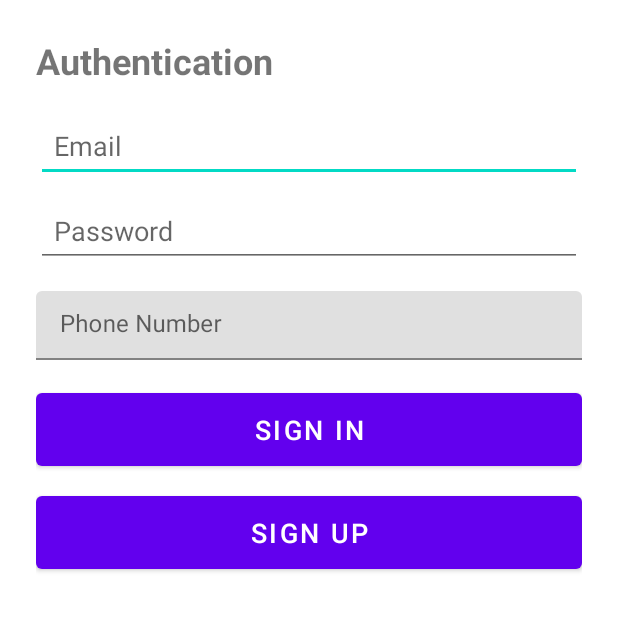
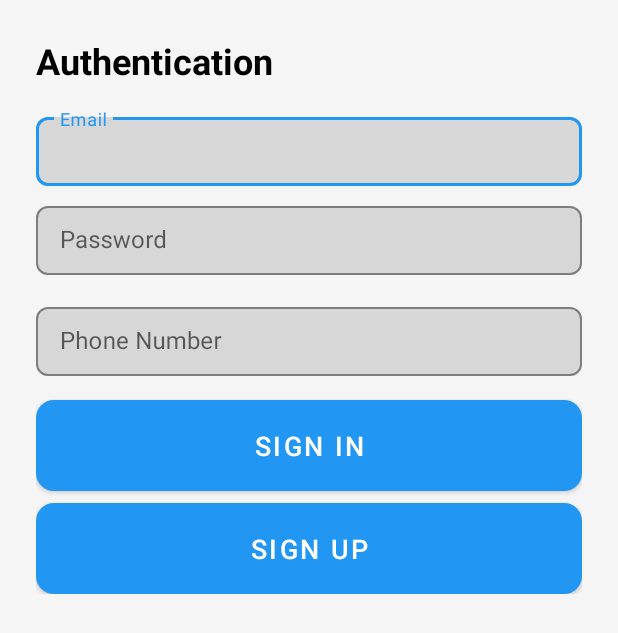
Before and after one commit to LuisAlejandroPerezRodriguez/SentinelSMS, an Android app: the layout dialog_auth.xml on its own in the app's theme, with its tools: preview values and no code run, on a phone screen of 412 x 824 dp. Shown: the top 633 px of the screen. Run offline under Robolectric (Android 15) with nearby library versions, the phone set to English and light mode, and no system bars.

Commit message:
Auth dialog design update v1

```diff
--- /dev/null
+++ b/app/src/main/res/drawable/rounded_button.xml
@@ -0,0 +1,6 @@
+<?xml version="1.0" encoding="utf-8"?>
+<shape xmlns:android="http://schemas.android.com/apk/res/android">
+    <solid android:color="@color/teal_200" />
+    <corners android:radius="12dp" />
+    <padding android:left="16dp" android:top="8dp" android:right="16dp" android:bottom="8dp" />
+</shape>
--- a/app/src/main/res/layout/dialog_auth.xml
+++ b/app/src/main/res/layout/dialog_auth.xml
@@ -1,9 +1,11 @@
 <?xml version="1.0" encoding="utf-8"?>
 <LinearLayout xmlns:android="http://schemas.android.com/apk/res/android"
+    xmlns:app="http://schemas.android.com/apk/res-auto"
     android:layout_width="match_parent"
     android:layout_height="wrap_content"
     android:orientation="vertical"
-    android:padding="24dp">
+    android:padding="24dp"
+    android:background="?android:colorBackground">
 
     <TextView
         android:layout_width="match_parent"
@@ -11,38 +13,73 @@
         android:text="Authentication"
         android:textSize="24sp"
         android:textStyle="bold"
+        android:textColor="?android:textColorPrimary"
         android:layout_marginBottom="16dp" />
 
-    <EditText
+    <com.google.android.material.textfield.TextInputLayout
+        android:layout_width="match_parent"
+        android:layout_height="wrap_content"
+        app:boxBackgroundMode="outline"
+        app:boxCornerRadiusTopStart="8dp"
+        app:boxCornerRadiusTopEnd="8dp"
+        app:boxCornerRadiusBottomStart="8dp"
+        app:boxCornerRadiusBottomEnd="8dp"
+        app:boxStrokeColor="?attr/colorPrimary"
+        android:layout_marginBottom="8dp">
+
+        <com.google.android.material.textfield.TextInputEditText
             android:id="@+id/etEmail"
             android:layout_width="match_parent"
             android:layout_height="wrap_content"
             android:hint="Email"
             android:inputType="textEmailAddress"
             android:padding="12dp"
-        android:layout_marginBottom="8dp" />
+            android:textColor="?android:textColorPrimary"
+            android:textColorHint="?android:textColorHint" />
+    </com.google.android.material.textfield.TextInputLayout>
 
-    <EditText
+    <com.google.android.material.textfield.TextInputLayout
+        android:layout_width="match_parent"
+        android:layout_height="wrap_content"
+        app:boxBackgroundMode="outline"
+        app:boxCornerRadiusTopStart="8dp"
+        app:boxCornerRadiusTopEnd="8dp"
+        app:boxCornerRadiusBottomStart="8dp"
+        app:boxCornerRadiusBottomEnd="8dp"
+        app:boxStrokeColor="?attr/colorPrimary"
+        android:layout_marginBottom="16dp">
+
+        <com.google.android.material.textfield.TextInputEditText
             android:id="@+id/etPassword"
             android:layout_width="match_parent"
             android:layout_height="wrap_content"
             android:hint="Password"
             android:inputType="textPassword"
             android:padding="12dp"
-        android:layout_marginBottom="16dp" />
+            android:textColor="?android:textColorPrimary"
+            android:textColorHint="?android:textColorHint" />
+    </com.google.android.material.textfield.TextInputLayout>
 
     <com.google.android.material.textfield.TextInputLayout
         android:layout_width="match_parent"
         android:layout_height="wrap_content"
-        android:hint="Phone Number"
+        app:boxBackgroundMode="outline"
+        app:boxCornerRadiusTopStart="8dp"
+        app:boxCornerRadiusTopEnd="8dp"
+        app:boxCornerRadiusBottomStart="8dp"
+        app:boxCornerRadiusBottomEnd="8dp"
+        app:boxStrokeColor="?attr/colorPrimary"
         android:layout_marginBottom="16dp">
 
         <com.google.android.material.textfield.TextInputEditText
             android:id="@+id/etPhoneNumber"
             android:layout_width="match_parent"
             android:layout_height="wrap_content"
+            android:hint="Phone Number"
             android:inputType="phone"
-            android:padding="12dp" />
+            android:padding="12dp"
+            android:textColor="?android:textColorPrimary"
+            android:textColorHint="?android:textColorHint" />
     </com.google.android.material.textfield.TextInputLayout>
 
     <Button
@@ -51,8 +88,11 @@
         android:layout_height="wrap_content"
         android:text="Sign In"
         android:textSize="18sp"
+        android:backgroundTint="?attr/colorPrimary"
+        android:textColor="?android:textColorPrimaryInverse"
         android:padding="12dp"
-        android:layout_marginBottom="8dp" />
+        android:layout_marginBottom="8dp"
+        android:background="@drawable/rounded_button" />
 
     <Button
         android:id="@+id/btnSignUp"
@@ -60,6 +100,9 @@
         android:layout_height="wrap_content"
         android:text="Sign Up"
         android:textSize="18sp"
-        android:padding="12dp" />
+        android:backgroundTint="?attr/colorPrimary"
+        android:textColor="?android:textColorPrimaryInverse"
+        android:padding="12dp"
+        android:background="@drawable/rounded_button" />
 
 </LinearLayout>
--- a/app/src/main/res/values-night/themes.xml
+++ b/app/src/main/res/values-night/themes.xml
@@ -2,15 +2,22 @@
     <!-- Base application theme. -->
     <style name="Theme.SentinelSMS" parent="Theme.MaterialComponents.DayNight.NoActionBar">
         <!-- Primary brand color. -->
-        <item name="colorPrimary">@color/purple_200</item>
-        <item name="colorPrimaryVariant">@color/purple_700</item>
-        <item name="colorOnPrimary">@color/black</item>
+        <item name="colorPrimary">@color/blue_500_dark_mode</item>
+        <item name="colorPrimaryVariant">@color/blue_700_dark_mode</item>
+        <item name="colorOnPrimary">@color/text_primary_dark</item>
         <!-- Secondary brand color. -->
-        <item name="colorSecondary">@color/teal_200</item>
-        <item name="colorSecondaryVariant">@color/teal_200</item>
+        <item name="colorSecondary">@color/blue_200</item>
+        <item name="colorSecondaryVariant">@color/blue_700</item>
         <item name="colorOnSecondary">@color/black</item>
+        <!-- Background color. -->
+        <item name="android:colorBackground">@color/grey_900</item>
+        <!-- Text color. -->
+        <item name="android:textColorPrimary">@color/text_primary_dark</item>
+        <item name="android:textColorHint">@color/hint_text_dark</item>
         <!-- Status bar color. -->
         <item name="android:statusBarColor">?attr/colorPrimaryVariant</item>
         <!-- Customize your theme here. -->
+        <item name="android:windowNoTitle">true</item>
+        <item name="windowActionBar">false</item>
     </style>
 </resources>
--- a/app/src/main/res/values/colors.xml
+++ b/app/src/main/res/values/colors.xml
@@ -14,4 +14,22 @@
     <color name="message_background">#FFFFFF</color>
     <color name="message_text_color">#000000</color>
     <color name="timestamp_color">#888888</color>
+
+    <!-- Colores claros -->
+    <color name="blue_500">#2196F3</color>
+    <color name="blue_700">#1976D2</color>
+    <color name="blue_200">#90CAF9</color>
+    <color name="grey_100">#F5F5F5</color>
+    <color name="grey_500">#9E9E9E</color>
+
+
+    <!-- Colores oscuros -->
+    <color name="grey_900">#212121</color>
+    <color name="text_primary_dark">#FFFFFF</color>
+    <color name="hint_text_dark">#BBBBBB</color>
+    <color name="blue_500_dark_mode">#64B5F6</color>
+    <color name="blue_700_dark_mode">#42A5F5</color>
+
+
+
 </resources>
--- a/app/src/main/res/values/themes.xml
+++ b/app/src/main/res/values/themes.xml
@@ -2,13 +2,18 @@
     <!-- Base application theme. -->
     <style name="Theme.SentinelSMS" parent="Theme.MaterialComponents.DayNight.NoActionBar">
         <!-- Primary brand color. -->
-        <item name="colorPrimary">@color/purple_500</item>
-        <item name="colorPrimaryVariant">@color/purple_700</item>
+        <item name="colorPrimary">@color/blue_500</item>
+        <item name="colorPrimaryVariant">@color/blue_700</item>
         <item name="colorOnPrimary">@color/white</item>
         <!-- Secondary brand color. -->
-        <item name="colorSecondary">@color/teal_200</item>
-        <item name="colorSecondaryVariant">@color/teal_700</item>
+        <item name="colorSecondary">@color/blue_200</item>
+        <item name="colorSecondaryVariant">@color/blue_700</item>
         <item name="colorOnSecondary">@color/black</item>
+        <!-- Background color. -->
+        <item name="android:colorBackground">@color/grey_100</item>
+        <!-- Text color. -->
+        <item name="android:textColorPrimary">@color/black</item>
+        <item name="android:textColorHint">@color/grey_500</item>
         <!-- Status bar color. -->
         <item name="android:statusBarColor">?attr/colorPrimaryVariant</item>
         <!-- Customize your theme here. -->
```
Lines whose indentation alone changed are shown as unchanged.
